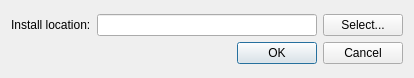
Qt form dialogselectinstalllocation.ui (kasymovga/qrexuizlauncher) before a commit.
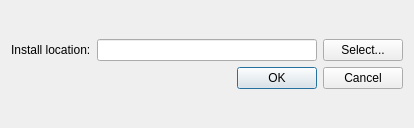
The same form after that commit.

Commit message: increased directory selection dialog window

Diff of the .ui file:
```diff
--- a/dialogselectinstalllocation.ui
+++ b/dialogselectinstalllocation.ui
@@ -7,7 +7,7 @@
     <x>0</x>
     <y>0</y>
     <width>414</width>
-    <height>78</height>
+    <height>128</height>
    </rect>
   </property>
   <property name="sizePolicy">
@@ -19,13 +19,13 @@
   <property name="minimumSize">
    <size>
     <width>0</width>
-    <height>78</height>
+    <height>128</height>
    </size>
   </property>
   <property name="maximumSize">
    <size>
     <width>16777215</width>
-    <height>78</height>
+    <height>128</height>
    </size>
   </property>
   <property name="windowTitle">
```
